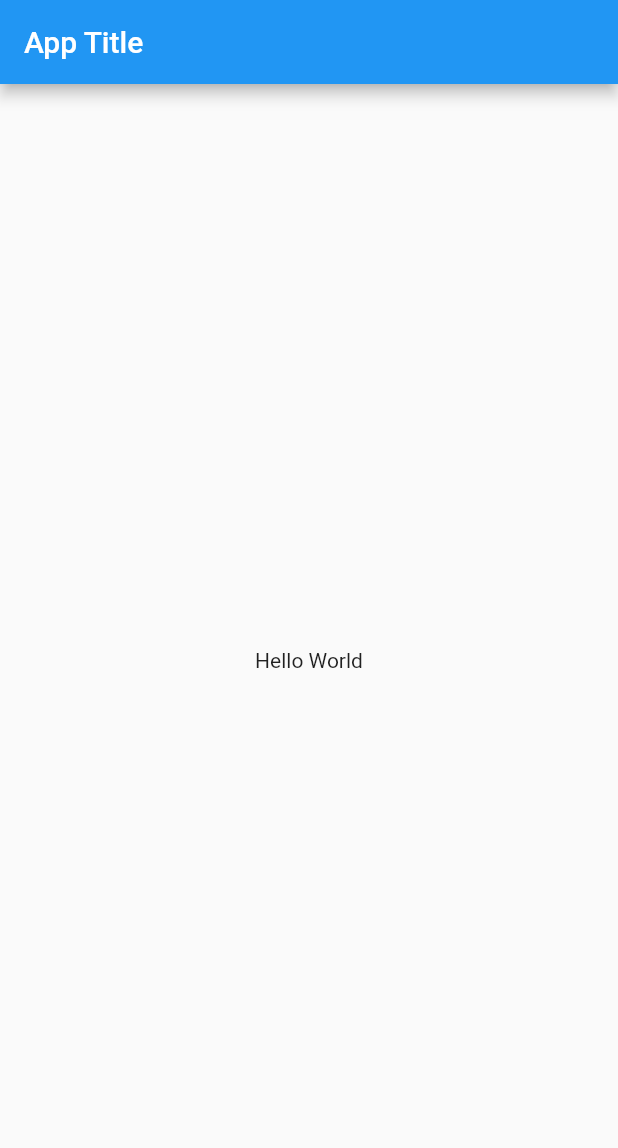
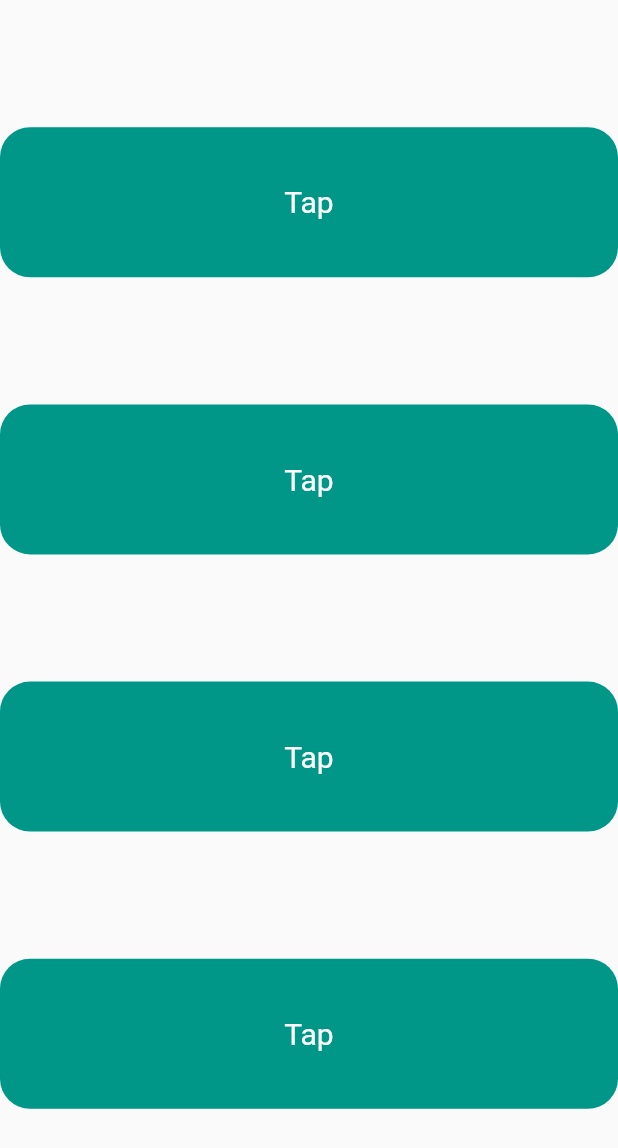
Before and after one commit to seen2/next_flutter, a Flutter app: the screen it shows after launch, on a phone screen of 412 x 824 dp. Shown: the top 1148 px of the screen. Run offline on Flutter 3.47's test engine with Material 2 defaults, Android fonts, the light colour scheme and no system bars; our stand-ins replace get.

Commit message:
Starting for GetX

```diff
--- /dev/null
+++ b/lib/controller/tap_controller.dart
@@ -0,0 +1,11 @@
+import 'package:get/state_manager.dart';
+
+class TapController extends GetxController {
+  int _x = 0;
+
+  int get x => _x;
+
+  void increaseX() {
+    _x++;
+  }
+}
--- a/lib/main.dart
+++ b/lib/main.dart
@@ -1,4 +1,5 @@
 import 'package:flutter/material.dart';
+import 'package:next_flutter/my_home_%20page.dart';
 
 void main() {
   runApp(const MyApp());
@@ -11,16 +12,46 @@ class MyApp extends StatelessWidget {
   Widget build(BuildContext context) {
     return MaterialApp(
       debugShowCheckedModeBanner: false,
+      onGenerateTitle: (BuildContext context) => "My App",
       home: Scaffold(
-        appBar: AppBar(
-          title: const Text("App Title"),
-
-        ),
-        body: const Center(child:  Text("Hello World")),
-
+        body: Container(
+            height: double.maxFinite,
+            width: double.maxFinite,
+            child: Column(
+              mainAxisAlignment: MainAxisAlignment.spaceEvenly,
+              children: const [
+                MyContainer(),
+                MyContainer(),
+                MyContainer(),
+                MyContainer(),
+              ],
+            )),
       ),
-
     );
-
   }
 }
+
+class MyContainer extends StatelessWidget {
+  const MyContainer({
+    Key? key,
+  }) : super(key: key);
+
+  @override
+  Widget build(BuildContext context) {
+    return GestureDetector(
+      child: Container(
+        height: 100,
+        width: double.maxFinite,
+        decoration: BoxDecoration(
+          borderRadius: BorderRadius.circular(20),
+          color: Colors.teal,
+        ),
+        child: const Center(
+            child: Text(
+          "Tap",
+          style: TextStyle(color: Colors.white, fontSize: 20),
+        )),
+      ),
+    );
+  }
+}
--- /dev/null
+++ b/lib/my_home_ page.dart
@@ -0,0 +1,11 @@
+import 'package:flutter/material.dart';
+
+
+class MyHomePage extends StatelessWidget {
+  const MyHomePage({Key? key}) : super(key: key);
+
+  @override
+  Widget build(BuildContext context) {
+    return const Text("data");
+  }
+}
--- a/pubspec.yaml
+++ b/pubspec.yaml
@@ -29,6 +29,7 @@ environment:
 dependencies:
   flutter:
     sdk: flutter
+  get:
 
 
   # The following adds the Cupertino Icons font to your application.
```
Also changed, not shown: pubspec.lock.
